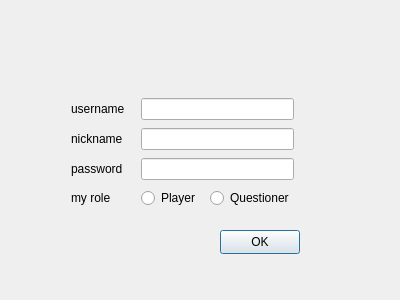
First picture: the form in signupdialog.ui, repository Poeroz/wordgame, before the edit.
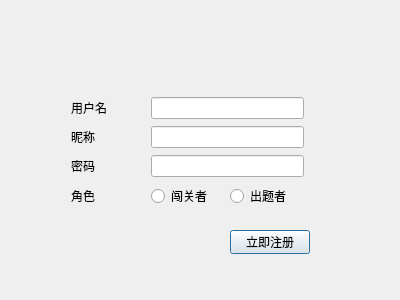
Second picture: the form after the edit.

Diff of the .ui file:
```diff
--- a/signupdialog.ui
+++ b/signupdialog.ui
@@ -18,8 +18,8 @@
     <rect>
      <x>71</x>
      <y>96</y>
-     <width>223</width>
-     <height>114</height>
+     <width>233</width>
+     <height>117</height>
     </rect>
    </property>
    <layout class="QGridLayout" name="gridLayout">
@@ -33,14 +33,14 @@
     <item row="2" column="0">
      <widget class="QLabel" name="pwdLabel">
       <property name="text">
-       <string>password</string>
+       <string>密码</string>
       </property>
      </widget>
     </item>
     <item row="3" column="1">
      <widget class="QRadioButton" name="playerBtn">
       <property name="text">
-       <string>Player</string>
+       <string>闯关者</string>
       </property>
       <attribute name="buttonGroup">
        <string notr="true">buttonGroup</string>
@@ -50,7 +50,7 @@
     <item row="3" column="2">
      <widget class="QRadioButton" name="questionerBtn">
       <property name="text">
-       <string>Questioner</string>
+       <string>出题者</string>
       </property>
       <attribute name="buttonGroup">
        <string notr="true">buttonGroup</string>
@@ -60,7 +60,7 @@
     <item row="3" column="0">
      <widget class="QLabel" name="roleLabel">
       <property name="text">
-       <string>my role</string>
+       <string>角色</string>
       </property>
      </widget>
     </item>
@@ -70,14 +70,14 @@
     <item row="0" column="0">
      <widget class="QLabel" name="usrLabel">
       <property name="text">
-       <string>username</string>
+       <string>用户名</string>
       </property>
      </widget>
     </item>
     <item row="1" column="0">
      <widget class="QLabel" name="nameLabel">
       <property name="text">
-       <string>nickname</string>
+       <string>昵称</string>
       </property>
      </widget>
     </item>
@@ -89,14 +89,14 @@
   <widget class="QPushButton" name="okBtn">
    <property name="geometry">
     <rect>
-     <x>220</x>
+     <x>230</x>
      <y>230</y>
      <width>80</width>
      <height>24</height>
     </rect>
    </property>
    <property name="text">
-    <string>OK</string>
+    <string>立即注册</string>
    </property>
   </widget>
  </widget>
```
